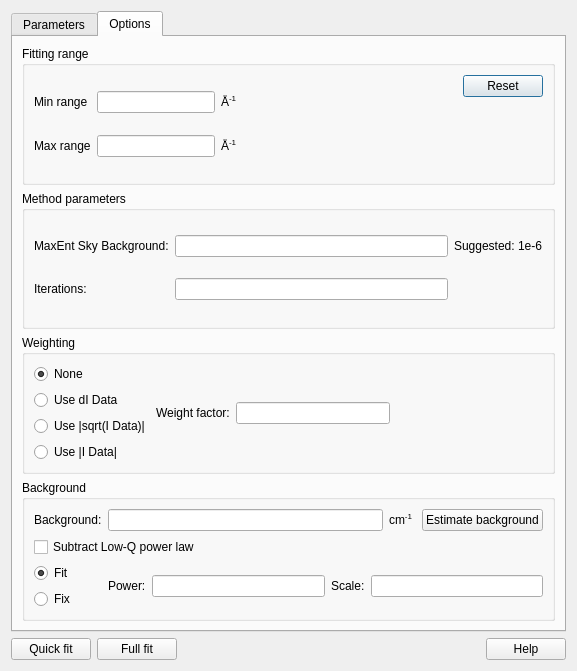
First picture: the form in src/sas/qtgui/Perspectives/SizeDistribution/UI/SizeDistributionUI.ui, repository SasView/sasview, before the edit.
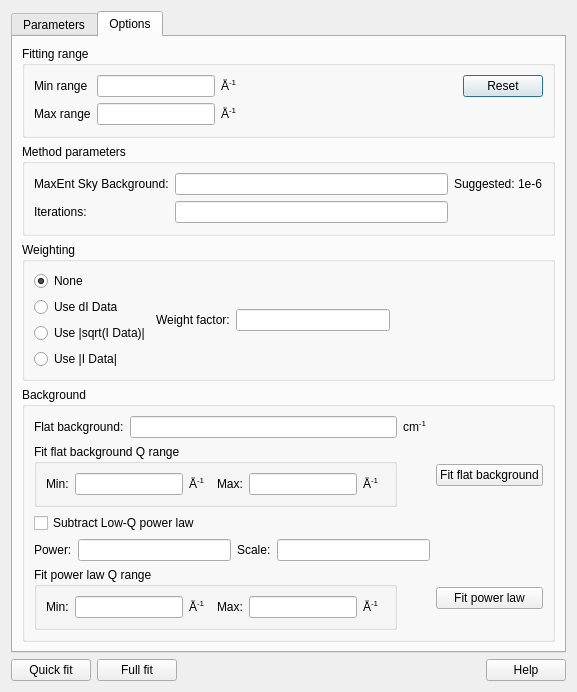
Second picture: the form after the edit. The open tabs and pages were chosen to show the change.

Commit message: add GUI logic for fitting the background and updating plot

Patch:
```diff
--- a/src/sas/qtgui/Perspectives/SizeDistribution/UI/SizeDistributionUI.ui
+++ b/src/sas/qtgui/Perspectives/SizeDistribution/UI/SizeDistributionUI.ui
@@ -479,7 +479,7 @@
           <item row="0" column="0">
            <widget class="QLabel" name="lblBackgd">
             <property name="text">
-             <string>Background:</string>
+             <string>Flat background:</string>
             </property>
            </widget>
           </item>
@@ -495,14 +495,7 @@
             </property>
            </widget>
           </item>
-          <item row="0" column="3">
-           <widget class="QPushButton" name="cmdEstimateBackground">
-            <property name="text">
-             <string>Estimate background</string>
-            </property>
-           </widget>
-          </item>
-          <item row="1" column="0" colspan="2">
+          <item row="2" column="0" colspan="2">
            <widget class="QCheckBox" name="chkLowQ">
             <property name="toolTip">
              <string>Check to subtract low-Q power law</string>
@@ -512,46 +505,7 @@
             </property>
            </widget>
           </item>
-          <item row="2" column="0">
-           <layout class="QVBoxLayout" name="verticalLayout_3">
-            <item>
-             <widget class="QRadioButton" name="rbFitLowQ">
-              <property name="enabled">
-               <bool>true</bool>
-              </property>
-              <property name="text">
-               <string>Fit</string>
-              </property>
-              <property name="checkable">
-               <bool>true</bool>
-              </property>
-              <property name="checked">
-               <bool>true</bool>
-              </property>
-              <property name="autoExclusive">
-               <bool>true</bool>
-              </property>
-             </widget>
-            </item>
-            <item>
-             <widget class="QRadioButton" name="rbFixLowQ">
-              <property name="text">
-               <string>Fix</string>
-              </property>
-              <property name="checkable">
-               <bool>true</bool>
-              </property>
-              <property name="checked">
-               <bool>false</bool>
-              </property>
-              <property name="autoExclusive">
-               <bool>true</bool>
-              </property>
-             </widget>
-            </item>
-           </layout>
-          </item>
-          <item row="2" column="1" colspan="3">
+          <item row="3" column="0" colspan="3">
            <layout class="QHBoxLayout" name="horizontalLayout_6">
             <item>
              <widget class="QLabel" name="lblPowerLowQ">
@@ -583,6 +537,154 @@
             </item>
            </layout>
           </item>
+          <item row="1" column="0" colspan="2">
+           <widget class="QGroupBox" name="qRangeGroupBox">
+            <property name="title">
+             <string>Fit flat background Q range</string>
+            </property>
+            <layout class="QGridLayout" name="gridLayout_3">
+             <item row="0" column="0">
+              <layout class="QHBoxLayout" name="horizontalLayout_2">
+               <item>
+                <widget class="QLabel" name="label_18">
+                 <property name="text">
+                  <string>Min:</string>
+                 </property>
+                </widget>
+               </item>
+               <item>
+                <widget class="QLineEdit" name="txtBackgdQMin">
+                 <property name="enabled">
+                  <bool>true</bool>
+                 </property>
+                 <property name="sizePolicy">
+                  <sizepolicy hsizetype="Preferred" vsizetype="Fixed">
+                   <horstretch>0</horstretch>
+                   <verstretch>0</verstretch>
+                  </sizepolicy>
+                 </property>
+                </widget>
+               </item>
+               <item>
+                <widget class="QLabel" name="label_11">
+                 <property name="text">
+                  <string>&lt;html&gt;&lt;head/&gt;&lt;body&gt;&lt;p&gt;Å&lt;span style=&quot; vertical-align:super;&quot;&gt;-1&lt;/span&gt;&lt;/p&gt;&lt;/body&gt;&lt;/html&gt;</string>
+                 </property>
+                </widget>
+               </item>
+               <item>
+                <widget class="QLabel" name="label_10">
+                 <property name="text">
+                  <string>Max:</string>
+                 </property>
+                </widget>
+               </item>
+               <item>
+                <widget class="QLineEdit" name="txtBackgdQMax">
+                 <property name="enabled">
+                  <bool>true</bool>
+                 </property>
+                 <property name="sizePolicy">
+                  <sizepolicy hsizetype="Preferred" vsizetype="Fixed">
+                   <horstretch>0</horstretch>
+                   <verstretch>0</verstretch>
+                  </sizepolicy>
+                 </property>
+                </widget>
+               </item>
+               <item>
+                <widget class="QLabel" name="label_16">
+                 <property name="text">
+                  <string>&lt;html&gt;&lt;head/&gt;&lt;body&gt;&lt;p&gt;Å&lt;span style=&quot; vertical-align:super;&quot;&gt;-1&lt;/span&gt;&lt;/p&gt;&lt;/body&gt;&lt;/html&gt;</string>
+                 </property>
+                </widget>
+               </item>
+              </layout>
+             </item>
+            </layout>
+           </widget>
+          </item>
+          <item row="1" column="3">
+           <widget class="QPushButton" name="cmdFitFlatBackground">
+            <property name="text">
+             <string>Fit flat background</string>
+            </property>
+           </widget>
+          </item>
+          <item row="4" column="0" colspan="2">
+           <widget class="QGroupBox" name="powerLawQRangeGroupBox">
+            <property name="title">
+             <string>Fit power law Q range</string>
+            </property>
+            <layout class="QGridLayout" name="gridLayout_4">
+             <item row="0" column="0">
+              <layout class="QHBoxLayout" name="horizontalLayout_3">
+               <item>
+                <widget class="QLabel" name="label_7">
+                 <property name="text">
+                  <string>Min:</string>
+                 </property>
+                </widget>
+               </item>
+               <item>
+                <widget class="QLineEdit" name="txtPowerLawQMin">
+                 <property name="enabled">
+                  <bool>true</bool>
+                 </property>
+                 <property name="sizePolicy">
+                  <sizepolicy hsizetype="Preferred" vsizetype="Fixed">
+                   <horstretch>0</horstretch>
+                   <verstretch>0</verstretch>
+                  </sizepolicy>
+                 </property>
+                </widget>
+               </item>
+               <item>
+                <widget class="QLabel" name="label_12">
+                 <property name="text">
+                  <string>&lt;html&gt;&lt;head/&gt;&lt;body&gt;&lt;p&gt;Å&lt;span style=&quot; vertical-align:super;&quot;&gt;-1&lt;/span&gt;&lt;/p&gt;&lt;/body&gt;&lt;/html&gt;</string>
+                 </property>
+                </widget>
+               </item>
+               <item>
+                <widget class="QLabel" name="label_14">
+                 <property name="text">
+                  <string>Max:</string>
+                 </property>
+                </widget>
+               </item>
+               <item>
+                <widget class="QLineEdit" name="txtPowerLawQMax">
+                 <property name="enabled">
+                  <bool>true</bool>
+                 </property>
+                 <property name="sizePolicy">
+                  <sizepolicy hsizetype="Preferred" vsizetype="Fixed">
+                   <horstretch>0</horstretch>
+                   <verstretch>0</verstretch>
+                  </sizepolicy>
+                 </property>
+                </widget>
+               </item>
+               <item>
+                <widget class="QLabel" name="label_17">
+                 <property name="text">
+                  <string>&lt;html&gt;&lt;head/&gt;&lt;body&gt;&lt;p&gt;Å&lt;span style=&quot; vertical-align:super;&quot;&gt;-1&lt;/span&gt;&lt;/p&gt;&lt;/body&gt;&lt;/html&gt;</string>
+                 </property>
+                </widget>
+               </item>
+              </layout>
+             </item>
+            </layout>
+           </widget>
+          </item>
+          <item row="4" column="3">
+           <widget class="QPushButton" name="cmdFitPowerLaw">
+            <property name="text">
+             <string>Fit power law</string>
+            </property>
+           </widget>
+          </item>
          </layout>
         </widget>
        </item>
```
The commit also changes 3 other files.
